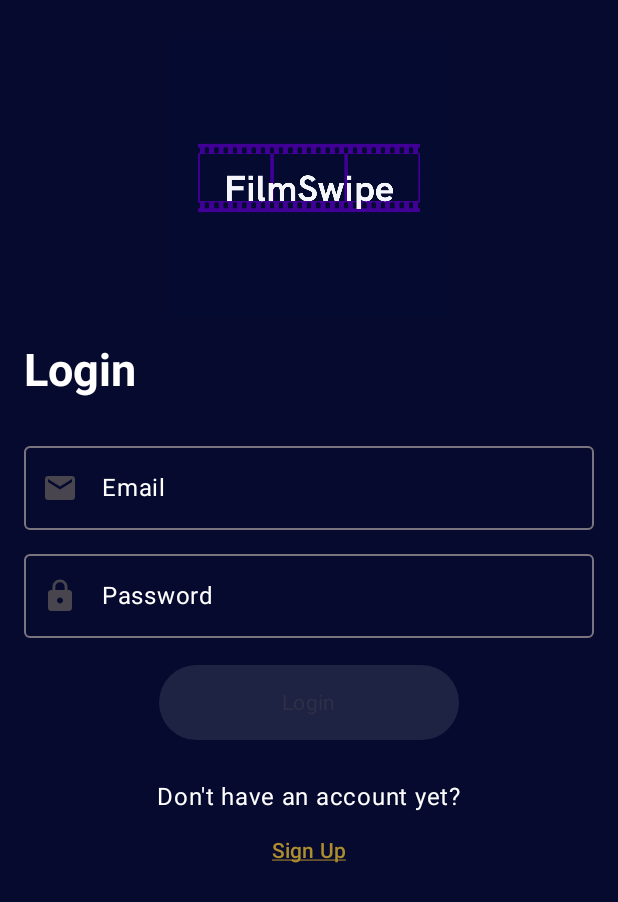
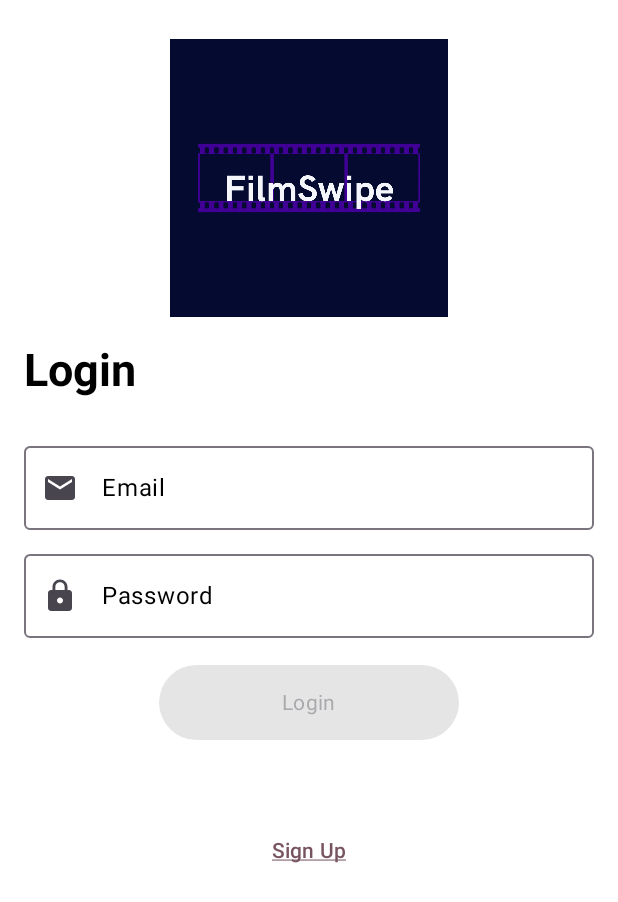
Before and after one commit to arthurmilner01/mobile-applications, an Android app built with Jetpack Compose: the screen it shows after launch (MainActivity), on a phone screen of 412 x 824 dp. Shown: the top 902 px of the screen. Run offline under Robolectric (Android 15) with nearby library versions, the phone set to English and light mode, and no system bars; our stand-ins replace livedata-compose.

Commit message:
Light theme colours

```diff
--- a/FilmSwipe App/app/src/main/java/com/example/filmswipe/ui/theme/Theme.kt
+++ b/FilmSwipe App/app/src/main/java/com/example/filmswipe/ui/theme/Theme.kt
@@ -34,16 +34,16 @@ private val DarkColorScheme = darkColorScheme(
 
 private val LightColorScheme = lightColorScheme(
     //TODO: Change to lighter colours
-    primary = Color(0xFF3b068f),
+    primary = Color(0xFF62568b),
     secondary = Color(0xFFFF5733),
-    tertiary = Color(0xFFAD8D2E),
-    background = Color(0xFF060a2e),
-    surface = Color(0xFF222d5a),
-    onPrimary = Color.White,
-    onSecondary = Color.White,
-    onTertiary = Color.White,
-    onBackground = Color.White,
-    onSurface = Color.White
+    tertiary = Color(0xFF775460),
+    background = Color(0xFFFFFFFF),
+    surface = Color(0xFFf2edf6),
+    onPrimary = Color.Black,
+    onSecondary = Color.Black,
+    onTertiary = Color.Black,
+    onBackground = Color.Black,
+    onSurface = Color.Black
 )
 
 @Composable
```
